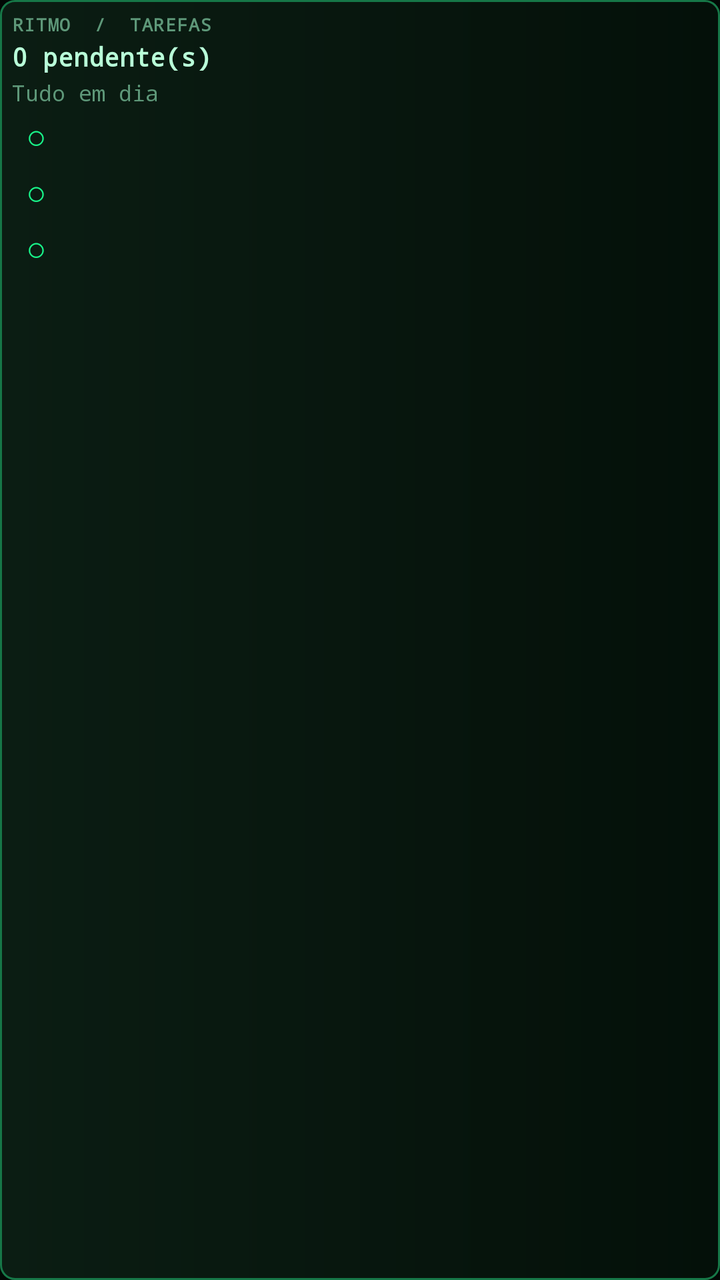
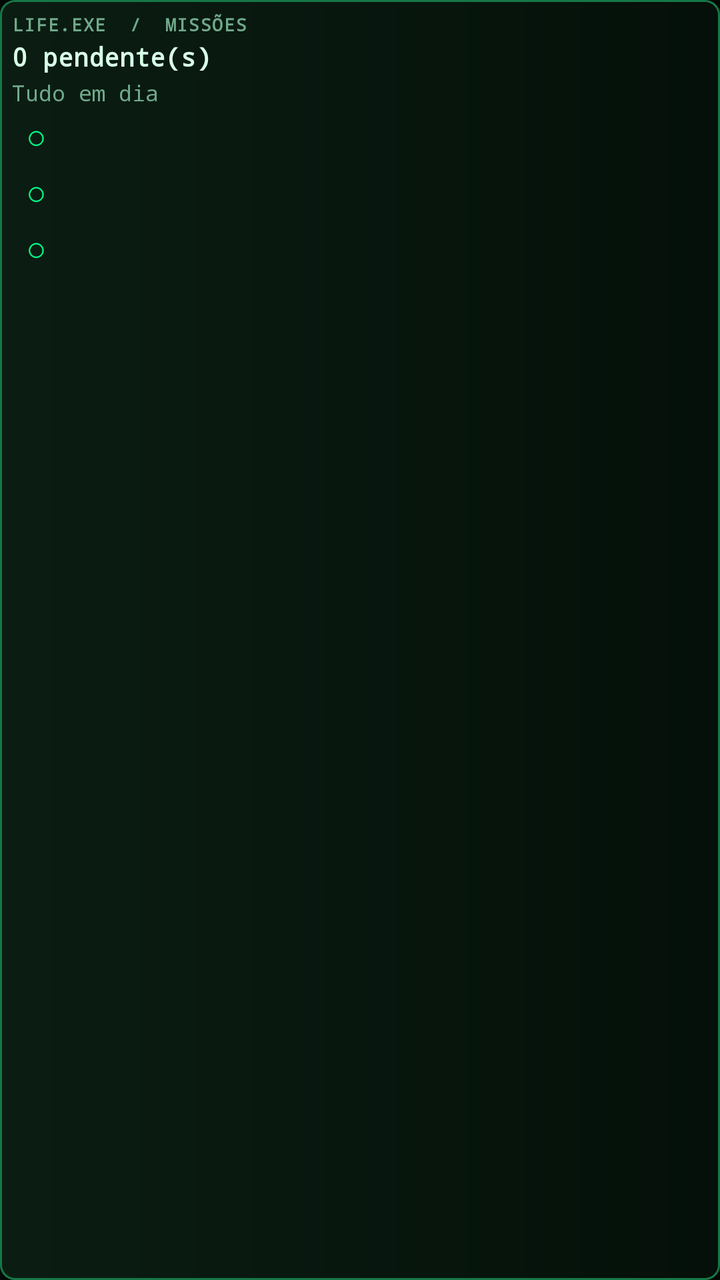

Before-and-after screenshots of an Android layout around one commit, followed by the original layout XML and the change that was made.
<!-- AndroidManifest.xml: application theme AppTheme -->
<!-- res/layout/widget_todo.xml -->
<?xml version="1.0" encoding="utf-8"?>
<LinearLayout xmlns:android="http://schemas.android.com/apk/res/android"
    android:id="@+id/widget_todo_root"
    android:layout_width="match_parent"
    android:layout_height="match_parent"
    android:orientation="vertical"
    android:padding="6dp"
    android:background="@drawable/widget_income_bg">
    <TextView
        android:layout_width="match_parent"
        android:layout_height="wrap_content"
        android:text="RITMO  /  TAREFAS"
        android:textColor="#5E9879"
        android:textSize="9sp"
        android:textStyle="bold"
        android:letterSpacing="0.06" />
    <TextView
        android:id="@+id/widget_todo_count"
        android:layout_width="match_parent"
        android:layout_height="wrap_content"
        android:text="0 pendente(s)"
        android:textColor="#B9FFD9"
        android:textSize="13sp"
        android:textStyle="bold"
        android:paddingTop="1dp"
        android:paddingBottom="2dp" />
    <TextView android:id="@+id/widget_todo_empty" android:layout_width="match_parent" android:layout_height="wrap_content" android:text="Tudo em dia" android:textColor="#5E9879" android:textSize="11sp" />
    <LinearLayout android:layout_width="match_parent" android:layout_height="wrap_content" android:orientation="horizontal" android:gravity="center_vertical">
        <TextView android:id="@+id/todo_check_1" android:layout_width="24dp" android:layout_height="28dp" android:gravity="center" android:text="○" android:textColor="#19F58A" android:textSize="17sp" />
        <TextView android:id="@+id/todo_line_1" android:layout_width="0dp" android:layout_height="wrap_content" android:layout_weight="1" android:maxLines="1" android:ellipsize="end" android:textColor="#B9FFD9" android:textSize="11sp" />
    </LinearLayout>
    <LinearLayout android:layout_width="match_parent" android:layout_height="wrap_content" android:orientation="horizontal" android:gravity="center_vertical">
        <TextView android:id="@+id/todo_check_2" android:layout_width="24dp" android:layout_height="28dp" android:gravity="center" android:text="○" android:textColor="#19F58A" android:textSize="17sp" />
        <TextView android:id="@+id/todo_line_2" android:layout_width="0dp" android:layout_height="wrap_content" android:layout_weight="1" android:maxLines="1" android:ellipsize="end" android:textColor="#B9FFD9" android:textSize="11sp" />
    </LinearLayout>
    <LinearLayout android:layout_width="match_parent" android:layout_height="wrap_content" android:orientation="horizontal" android:gravity="center_vertical">
        <TextView android:id="@+id/todo_check_3" android:layout_width="24dp" android:layout_height="28dp" android:gravity="center" android:text="○" android:textColor="#19F58A" android:textSize="17sp" />
        <TextView android:id="@+id/todo_line_3" android:layout_width="0dp" android:layout_height="wrap_content" android:layout_weight="1" android:maxLines="1" android:ellipsize="end" android:textColor="#B9FFD9" android:textSize="11sp" />
    </LinearLayout>
</LinearLayout>
<!-- resources referenced by this layout -->
<resources>
  <!-- drawable widget_income_bg (drawable) -->
  <?xml version="1.0" encoding="utf-8"?>
  <shape xmlns:android="http://schemas.android.com/apk/res/android" android:shape="rectangle">
      <gradient android:angle="0" android:startColor="#0B1D13" android:endColor="#041009" />
      <corners android:radius="7dp" />
      <stroke android:width="1dp" android:color="#167747" />
  </shape>
  <style name="AppTheme" parent="android:style/Theme.Material.NoActionBar">
          <item name="android:fontFamily">monospace</item>
          <item name="android:colorAccent">#00FF88</item>
          <item name="android:windowLightStatusBar">false</item>
          <item name="android:statusBarColor">#020805</item>
          <item name="android:navigationBarColor">#020805</item>
          <item name="android:windowBackground">#020805</item>
          <item name="android:windowActionModeOverlay">true</item>
      </style>
</resources>

<!-- the commit's change to res/layout/widget_todo.xml (unified diff, before → after) -->
@@ -9,8 +9,8 @@
     <TextView
         android:layout_width="match_parent"
         android:layout_height="wrap_content"
-        android:text="RITMO  /  TAREFAS"
-        android:textColor="#5E9879"
+        android:text="LIFE.EXE  /  MISSÕES"
+        android:textColor="#70A98A"
         android:textSize="9sp"
         android:textStyle="bold"
         android:letterSpacing="0.06" />
@@ -19,22 +19,22 @@
         android:layout_width="match_parent"
         android:layout_height="wrap_content"
         android:text="0 pendente(s)"
-        android:textColor="#B9FFD9"
+        android:textColor="#D8FFE8"
         android:textSize="13sp"
         android:textStyle="bold"
         android:paddingTop="1dp"
         android:paddingBottom="2dp" />
-    <TextView android:id="@+id/widget_todo_empty" android:layout_width="match_parent" android:layout_height="wrap_content" android:text="Tudo em dia" android:textColor="#5E9879" android:textSize="11sp" />
+    <TextView android:id="@+id/widget_todo_empty" android:layout_width="match_parent" android:layout_height="wrap_content" android:text="Tudo em dia" android:textColor="#70A98A" android:textSize="11sp" />
     <LinearLayout android:layout_width="match_parent" android:layout_height="wrap_content" android:orientation="horizontal" android:gravity="center_vertical">
-        <TextView android:id="@+id/todo_check_1" android:layout_width="24dp" android:layout_height="28dp" android:gravity="center" android:text="○" android:textColor="#19F58A" android:textSize="17sp" />
-        <TextView android:id="@+id/todo_line_1" android:layout_width="0dp" android:layout_height="wrap_content" android:layout_weight="1" android:maxLines="1" android:ellipsize="end" android:textColor="#B9FFD9" android:textSize="11sp" />
+        <TextView android:id="@+id/todo_check_1" android:layout_width="24dp" android:layout_height="28dp" android:gravity="center" android:text="○" android:textColor="#00FF88" android:textSize="17sp" />
+        <TextView android:id="@+id/todo_line_1" android:layout_width="0dp" android:layout_height="wrap_content" android:layout_weight="1" android:maxLines="1" android:ellipsize="end" android:textColor="#D8FFE8" android:textSize="11sp" />
     </LinearLayout>
     <LinearLayout android:layout_width="match_parent" android:layout_height="wrap_content" android:orientation="horizontal" android:gravity="center_vertical">
-        <TextView android:id="@+id/todo_check_2" android:layout_width="24dp" android:layout_height="28dp" android:gravity="center" android:text="○" android:textColor="#19F58A" android:textSize="17sp" />
-        <TextView android:id="@+id/todo_line_2" android:layout_width="0dp" android:layout_height="wrap_content" android:layout_weight="1" android:maxLines="1" android:ellipsize="end" android:textColor="#B9FFD9" android:textSize="11sp" />
+        <TextView android:id="@+id/todo_check_2" android:layout_width="24dp" android:layout_height="28dp" android:gravity="center" android:text="○" android:textColor="#00FF88" android:textSize="17sp" />
+        <TextView android:id="@+id/todo_line_2" android:layout_width="0dp" android:layout_height="wrap_content" android:layout_weight="1" android:maxLines="1" android:ellipsize="end" android:textColor="#D8FFE8" android:textSize="11sp" />
     </LinearLayout>
     <LinearLayout android:layout_width="match_parent" android:layout_height="wrap_content" android:orientation="horizontal" android:gravity="center_vertical">
-        <TextView android:id="@+id/todo_check_3" android:layout_width="24dp" android:layout_height="28dp" android:gravity="center" android:text="○" android:textColor="#19F58A" android:textSize="17sp" />
-        <TextView android:id="@+id/todo_line_3" android:layout_width="0dp" android:layout_height="wrap_content" android:layout_weight="1" android:maxLines="1" android:ellipsize="end" android:textColor="#B9FFD9" android:textSize="11sp" />
+        <TextView android:id="@+id/todo_check_3" android:layout_width="24dp" android:layout_height="28dp" android:gravity="center" android:text="○" android:textColor="#00FF88" android:textSize="17sp" />
+        <TextView android:id="@+id/todo_line_3" android:layout_width="0dp" android:layout_height="wrap_content" android:layout_weight="1" android:maxLines="1" android:ellipsize="end" android:textColor="#D8FFE8" android:textSize="11sp" />
     </LinearLayout>
 </LinearLayout>
<!-- resource entries referenced after the edit -->
@@ -10,11 +10,12 @@
   <style name="AppTheme" parent="android:style/Theme.Material.NoActionBar">
           <item name="android:fontFamily">monospace</item>
           <item name="android:colorAccent">#00FF88</item>
-          <item name="android:windowLightStatusBar">false</item>
           <item name="android:statusBarColor">#020805</item>
           <item name="android:navigationBarColor">#020805</item>
+          <item name="android:windowLightStatusBar">false</item>
+          <item name="android:windowLightNavigationBar">false</item>
+          <item name="android:windowActionModeOverlay">true</item>
           <item name="android:windowBackground">#020805</item>
-          <item name="android:windowActionModeOverlay">true</item>
       </style>
 </resources>
 
